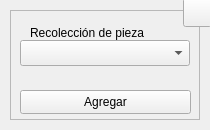
First picture: the form in interfaces/ui_files/collect.ui, repository Raw0201/GCode2, before the edit.
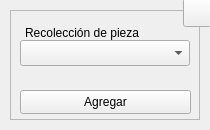
Second picture: the form after the edit. Icons and pictures are not drawn.

```diff
--- a/interfaces/ui_files/collect.ui
+++ b/interfaces/ui_files/collect.ui
@@ -2188,7 +2188,7 @@
      </property>
      <property name="geometry">
       <rect>
-       <x>20</x>
+       <x>15</x>
        <y>10</y>
        <width>121</width>
        <height>26</height>
```
